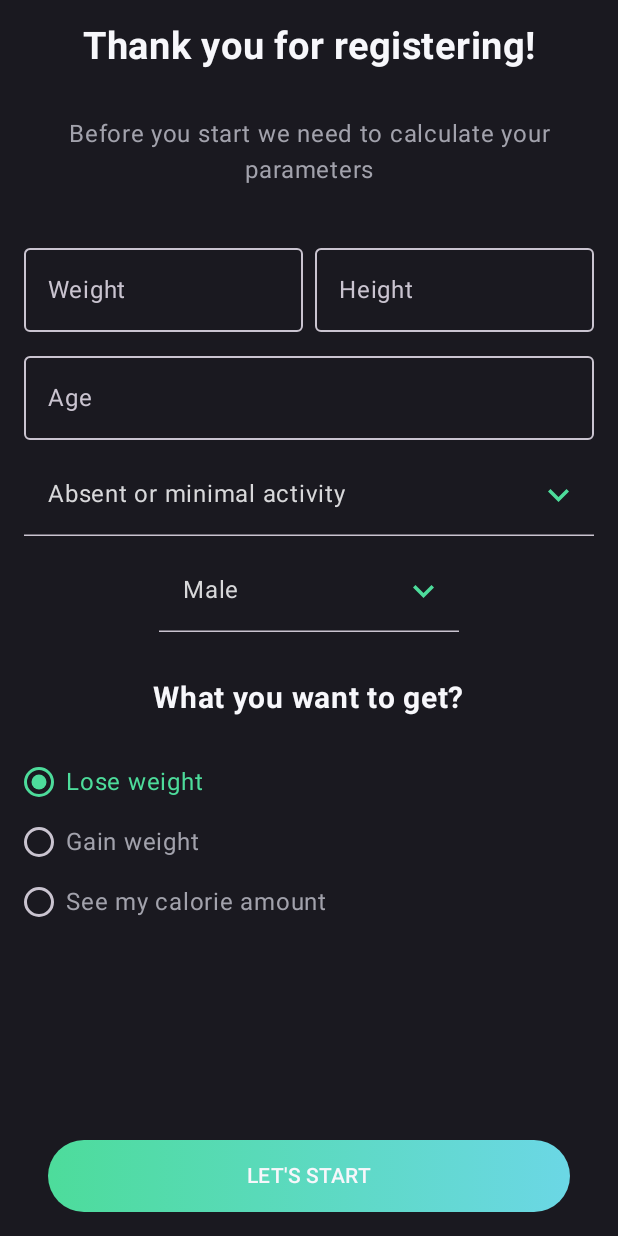
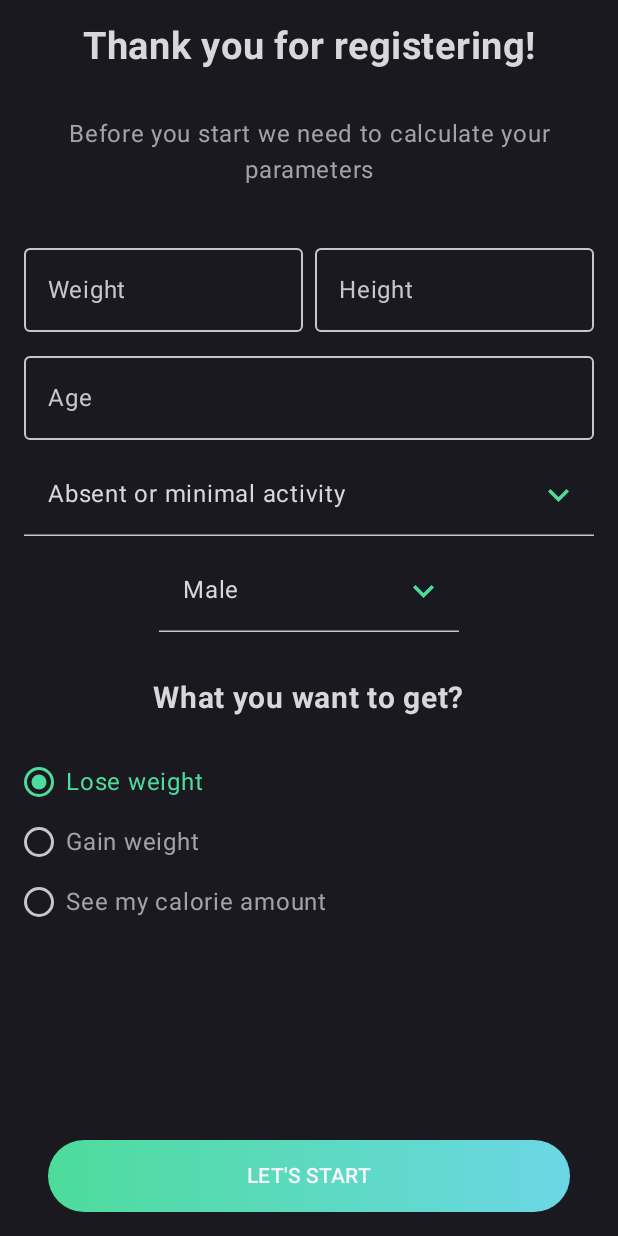
Before and after one commit to BRBXGIT/CalorieCounter, an Android app built with Jetpack Compose: the StartScreen screen opened through its navigation route, on a phone screen of 412 x 824 dp. Run offline under Robolectric (Android 15) with nearby library versions, the phone set to English and light mode, and no system bars; our stand-ins replace Dagger/Hilt's generated code, Firebase (no records; nobody signed in at launch, a user with empty details on screens opened directly), window size class.

Commit message:
fix bugs and create dynamic colors

```diff
--- a/app/src/main/java/com/example/caloriecounter/MainActivity.kt
+++ b/app/src/main/java/com/example/caloriecounter/MainActivity.kt
@@ -1,15 +1,19 @@
 package com.example.caloriecounter
 
+import android.content.Context
 import android.os.Bundle
 import androidx.activity.ComponentActivity
 import androidx.activity.compose.setContent
 import androidx.activity.enableEdgeToEdge
 import androidx.core.splashscreen.SplashScreen.Companion.installSplashScreen
+import androidx.lifecycle.lifecycleScope
 import com.example.caloriecounter.auth.google_auth.GoogleAuthUiClient
 import com.example.caloriecounter.navigation.NavGraph
 import com.example.caloriecounter.ui.theme.CalorieCounterTheme
 import com.google.firebase.auth.FirebaseAuth
 import dagger.hilt.android.AndroidEntryPoint
+import kotlinx.coroutines.delay
+import kotlinx.coroutines.launch
 import javax.inject.Inject
 
 @AndroidEntryPoint
@@ -29,11 +33,13 @@ class MainActivity : ComponentActivity() {
 
         installSplashScreen()
 
+        val sharedPreferences = getPreferences(Context.MODE_PRIVATE)
         setContent {
             CalorieCounterTheme {
                 NavGraph(
                     googleAuthUiClient = googleAuthUiClient,
-                    firebaseAuth = firebaseAuth
+                    firebaseAuth = firebaseAuth,
+                    sharedPreferences = sharedPreferences
                 )
             }
         }
--- a/app/src/main/java/com/example/caloriecounter/auth/presentation/SignInContent.kt
+++ b/app/src/main/java/com/example/caloriecounter/auth/presentation/SignInContent.kt
@@ -23,6 +23,7 @@ import androidx.compose.material3.HorizontalDivider
 import androidx.compose.material3.Icon
 import androidx.compose.material3.IconButton
 import androidx.compose.material3.MaterialTheme
+import androidx.compose.material3.OutlinedButton
 import androidx.compose.material3.Text
 import androidx.compose.material3.TextField
 import androidx.compose.material3.TextFieldDefaults
@@ -122,7 +123,8 @@ fun SignInContent(
                 unfocusedContainerColor = Color.Transparent,
                 focusedLeadingIconColor = MaterialTheme.colorScheme.primary,
                 errorContainerColor = Color.Transparent,
-                errorLeadingIconColor = MaterialTheme.colorScheme.error
+                errorLeadingIconColor = MaterialTheme.colorScheme.error,
+                focusedTrailingIconColor = MaterialTheme.colorScheme.primary
             ),
             leadingIcon = {
                 Icon(
@@ -260,7 +262,7 @@ fun SignInContent(
             }
         }
 
-        Button(
+        OutlinedButton(
             onClick = {
                 scope.launch(Dispatchers.IO) {
                     val signInIntentSender = googleAuthUiClient.signInWithGoogle()
--- a/app/src/main/java/com/example/caloriecounter/navigation/NavGraph.kt
+++ b/app/src/main/java/com/example/caloriecounter/navigation/NavGraph.kt
@@ -1,6 +1,8 @@
 package com.example.caloriecounter.navigation
 
+import android.content.SharedPreferences
 import androidx.compose.runtime.Composable
+import androidx.compose.runtime.collectAsState
 import androidx.hilt.navigation.compose.hiltViewModel
 import androidx.navigation.compose.NavHost
 import androidx.navigation.compose.composable
@@ -16,7 +18,8 @@ import com.google.firebase.auth.FirebaseAuth
 @Composable
 fun NavGraph(
     googleAuthUiClient: GoogleAuthUiClient,
-    firebaseAuth: FirebaseAuth
+    firebaseAuth: FirebaseAuth,
+    sharedPreferences: SharedPreferences
 ) {
     val navController = rememberNavController()
 
@@ -24,10 +27,13 @@ fun NavGraph(
     val startScreenVM = hiltViewModel<StartScreenVM>()
 
     val userSignIn = firebaseAuth.currentUser != null
+    val calorieData = sharedPreferences.getBoolean("calorieDataReceived", false)
     NavHost(
         navController = navController,
-        startDestination = if(userSignIn) {
+        startDestination = if(userSignIn && calorieData) {
             HomeScreen
+        } else if((!calorieData) && (userSignIn)) {
+            StartScreen
         } else {
             AuthScreen
         }
@@ -43,7 +49,8 @@ fun NavGraph(
         composable<StartScreen> {
             StartScreen(
                 startScreenVM = startScreenVM,
-                navController = navController
+                navController = navController,
+                sharedPreferences = sharedPreferences
             )
         }
 
--- a/app/src/main/java/com/example/caloriecounter/start_screen/StartScreen.kt
+++ b/app/src/main/java/com/example/caloriecounter/start_screen/StartScreen.kt
@@ -1,5 +1,6 @@
 package com.example.caloriecounter.start_screen
 
+import android.content.SharedPreferences
 import androidx.compose.foundation.background
 import androidx.compose.foundation.layout.Arrangement
 import androidx.compose.foundation.layout.Column
@@ -55,7 +56,8 @@ import kotlinx.coroutines.delay
 @Composable
 fun StartScreen(
     startScreenVM: StartScreenVM,
-    navController: NavHostController
+    navController: NavHostController,
+    sharedPreferences: SharedPreferences
 ) {
     val mainColumnScroll = rememberScrollState()
     Scaffold(
@@ -77,7 +79,7 @@ fun StartScreen(
             Text(
                 text = "Thank you for registering!",
                 fontSize = 25.sp,
-                color = MaterialTheme.colorScheme.onPrimary,
+                color = MaterialTheme.colorScheme.onSurface,
                 fontWeight = FontWeight.Bold
             )
 
@@ -311,7 +313,7 @@ fun StartScreen(
                 text = "What you want to get?",
                 fontWeight = FontWeight.Bold,
                 fontSize = 20.sp,
-                color = MaterialTheme.colorScheme.onPrimary
+                color = MaterialTheme.colorScheme.onSurface,
             )
 
             var userTarget by rememberSaveable { mutableIntStateOf(0) }
@@ -362,6 +364,10 @@ fun StartScreen(
                             sex = sex,
                             target = userTarget
                         )
+                        sharedPreferences.edit().apply {
+                            putBoolean("calorieDataReceived", true)
+                            apply()
+                        }
                         navController.navigate(HomeScreen) {
                             popUpTo(0)
                         }
--- a/app/src/main/java/com/example/caloriecounter/ui/theme/Theme.kt
+++ b/app/src/main/java/com/example/caloriecounter/ui/theme/Theme.kt
@@ -1,8 +1,11 @@
 package com.example.caloriecounter.ui.theme
 
 import android.app.Activity
+import android.os.Build
 import androidx.compose.material3.MaterialTheme
 import androidx.compose.material3.darkColorScheme
+import androidx.compose.material3.dynamicDarkColorScheme
+import androidx.compose.material3.dynamicLightColorScheme
 import androidx.compose.material3.lightColorScheme
 import androidx.compose.material3.windowsizeclass.ExperimentalMaterial3WindowSizeClassApi
 import androidx.compose.material3.windowsizeclass.WindowWidthSizeClass
@@ -48,11 +51,16 @@ private val LightColorScheme = lightColorScheme(
 fun CalorieCounterTheme(
     darkTheme: Boolean = true,
     // Dynamic color is available on Android 12+
-    dynamicColor: Boolean = true,
+    dynamicColor: Boolean = false,
     activity: Activity = LocalContext.current as MainActivity,
     content: @Composable () -> Unit
 ) {
     val colorScheme = when {
+        dynamicColor && Build.VERSION.SDK_INT >= Build.VERSION_CODES.S -> {
+            val context = LocalContext.current
+            if (darkTheme) dynamicDarkColorScheme(context) else dynamicLightColorScheme(context)
+        }
+
         darkTheme -> DarkColorScheme
         else -> LightColorScheme
     }
```
